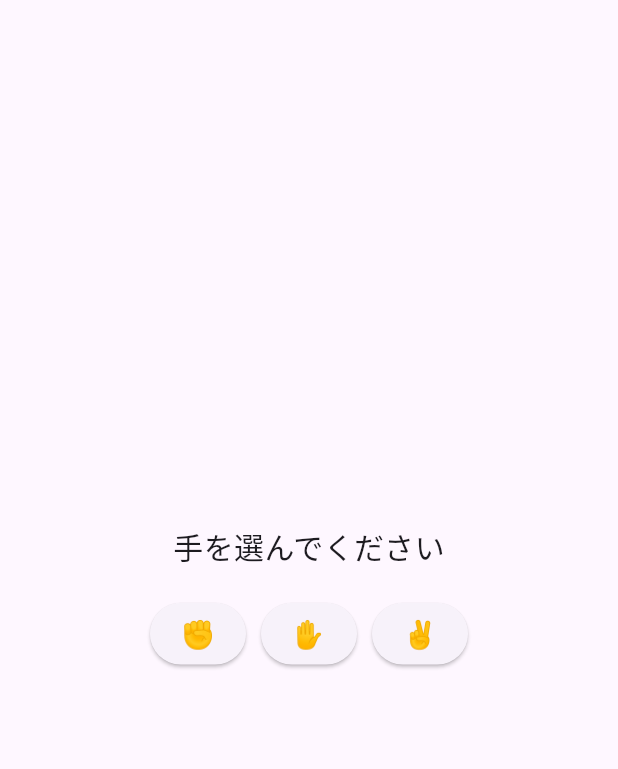
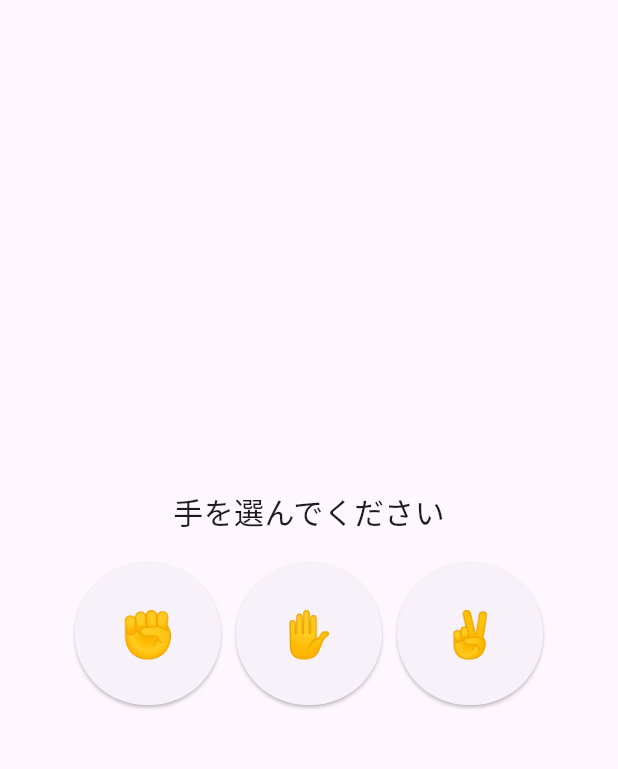
Before and after one commit to Yossy4131/flutter_janken, a Flutter app: the screen it shows after launch, on a phone screen of 412 x 824 dp, the part 63-832 px from its top. Run offline on Flutter 3.47's test engine with Material 3 defaults, Android fonts, the phone set to English and light mode, and no system bars.

Commit message:
fix button size more big

```diff
--- a/lib/widgets/janken_button.dart
+++ b/lib/widgets/janken_button.dart
@@ -11,8 +11,8 @@ class JankenButton extends StatelessWidget {
     return ElevatedButton(
       onPressed: onPressed,
       style: ElevatedButton.styleFrom(
-        padding: const EdgeInsets.symmetric(horizontal: 20, vertical: 10),
-        textStyle: const TextStyle(fontSize: 18),
+        padding: const EdgeInsets.symmetric(horizontal: 30, vertical: 30),
+        textStyle: const TextStyle(fontSize: 30),
       ),
       child: Text(label),
     );
```
